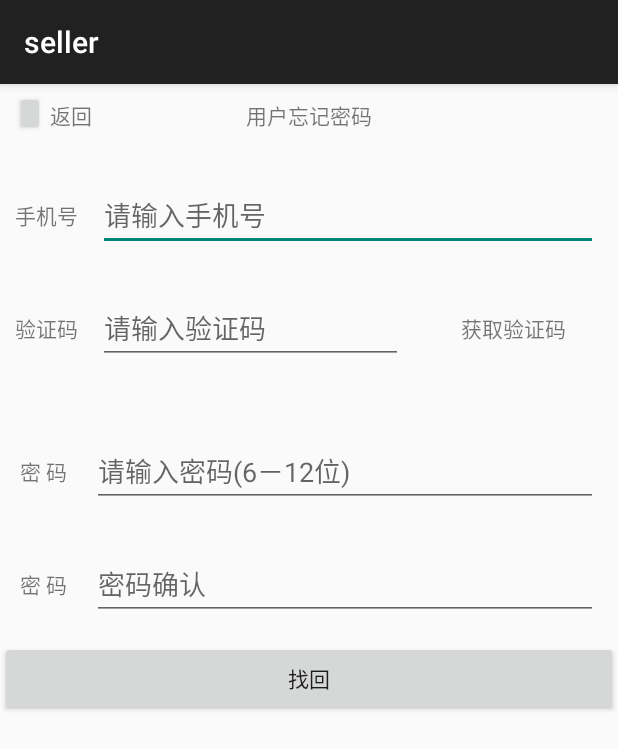
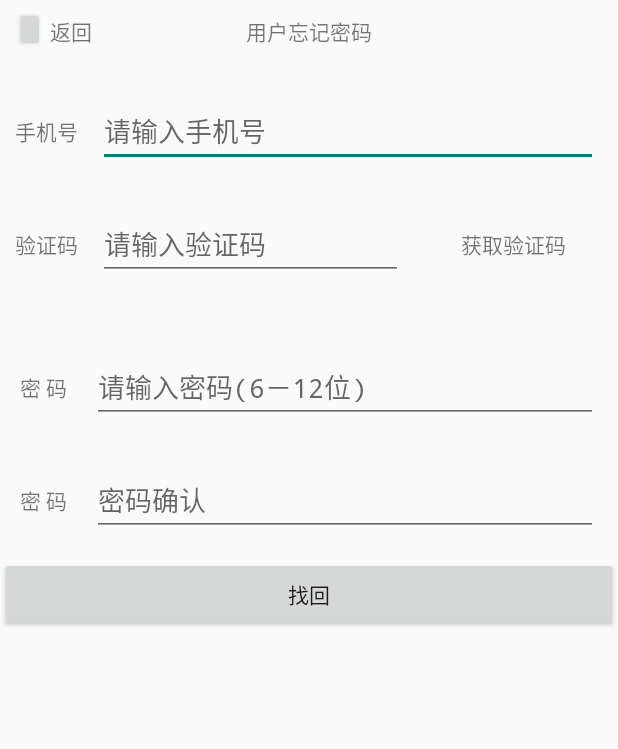
Before and after one commit to huotuinc/Android_HuobanMall_Seller, an Android app: the screen it shows after launch (ForgetActivity), after a tap on "忘记密码？", on a phone screen of 412 x 824 dp. Shown: the top 749 px of the screen. Run offline under Robolectric (Android 15) with nearby library versions, the light colour scheme and no system bars; our stand-ins replace ButterKnife; libraries missing offline, so code that uses them is left out: com.huotu.android; plain views replace EditText; 4 statements that could not run were skipped.

Commit message:
delete file

```diff
--- a/seller/src/main/java/com/huotu/huobanmall/seller/activity/ForgetActivity.java
+++ b/seller/src/main/java/com/huotu/huobanmall/seller/activity/ForgetActivity.java
@@ -3,7 +3,6 @@ package com.huotu.huobanmall.seller.activity;
 
 
 import android.os.Bundle;
-import android.support.v7.app.AppCompatActivity;
 import android.view.View;
 import android.view.View.OnClickListener;
 import android.widget.Button;
@@ -25,7 +24,7 @@ import com.huotu.huobanmall.seller.R;
  * @version:
  */
 
-public class ForgetActivity extends AppCompatActivity implements OnClickListener {
+public class ForgetActivity extends BaseFragmentActivity implements OnClickListener {
 
     private TextView titleName;
 
@@ -47,7 +46,7 @@ public class ForgetActivity extends AppCompatActivity implements OnClickListener
 
     protected void onCreate(Bundle savedInstanceState) {
         super.onCreate(savedInstanceState);
-        this.setContentView(R.layout.user_forget);
+        this.setContentView(R.layout.activity_forget);
         initView();
     }
 
--- a/seller/src/main/java/com/huotu/huobanmall/seller/activity/LoginActivity.java
+++ b/seller/src/main/java/com/huotu/huobanmall/seller/activity/LoginActivity.java
@@ -16,19 +16,23 @@ import butterknife.ButterKnife;
 
 public class LoginActivity extends BaseFragmentActivity implements View.OnClickListener {
     @Bind(R.id.backImage)
-    private Button titleBack;
+    public Button titleBack;
+
     @Bind(R.id.edtUserName)
     // 用户名
-    private EditText userName;
+    public EditText userName;
+
     @Bind(R.id.edtPwd)
     // 密码
-    private EditText passWord;
+    public EditText passWord;
+
     @Bind(R.id.btnLogin)
     // 登录按钮
-    private Button loginBtn;
+    public Button loginBtn;
+
     @Bind(R.id.forgetpsw)
     // 忘记密码
-    private TextView forgetPsw;
+    public TextView forgetPsw;
 
     // 界面名称
     @Bind(R.id.title)
@@ -36,7 +40,7 @@ public class LoginActivity extends BaseFragmentActivity implements View.OnClickL
 
     @Bind(R.id.backtext)
     // 返回文字事件
-    private TextView backText;
+    public TextView backText;
 
 
 
@@ -44,7 +48,7 @@ public class LoginActivity extends BaseFragmentActivity implements View.OnClickL
     protected void onCreate(Bundle savedInstanceState) {
         super.onCreate(savedInstanceState);
 
-        setContentView(R.layout.user_login);
+        setContentView(R.layout.activity_login);
 
         ButterKnife.bind(this);
 
--- a/seller/src/main/java/com/huotu/huobanmall/seller/activity/MainActivity.java
+++ b/seller/src/main/java/com/huotu/huobanmall/seller/activity/MainActivity.java
@@ -5,7 +5,6 @@ import android.view.View;
 import android.widget.Button;
 import com.huotu.huobanmall.seller.utils.ActivityUtils;
 import com.huotu.huobanmall.seller.R;
-
 import butterknife.Bind;
 import butterknife.ButterKnife;
 
--- a/seller/src/main/res/layout/fragment_members.xml
+++ b/seller/src/main/res/layout/fragment_members.xml
@@ -1,6 +1,5 @@
 <FrameLayout xmlns:android="http://schemas.android.com/apk/res/android"
     xmlns:tools="http://schemas.android.com/tools"
-    xmlns:ptr="http://schemas.android.com/apk/res-auto"
     android:layout_width="match_parent"
     android:layout_height="match_parent"
     tools:context="com.huobanmall.seller.fragment.MembersFragment">
```
Also changed, not shown: seller/src/main/res/layout/activity_forget.xml (renamed from seller/src/main/res/layout/user_forget.xml), seller/src/main/res/layout/activity_login.xml (renamed from seller/src/main/res/layout/user_login.xml), seller/src/main/res/layout/activity_setting.xml (renamed from seller/src/main/res/layout/user_setting.xml), 1 other file.
